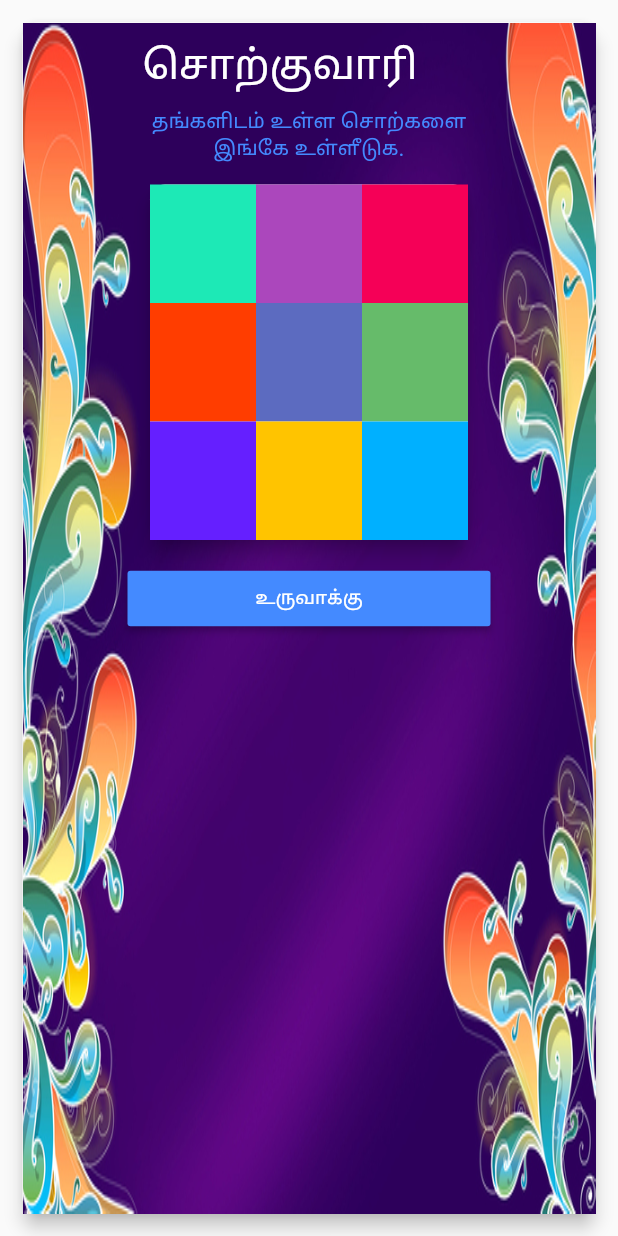
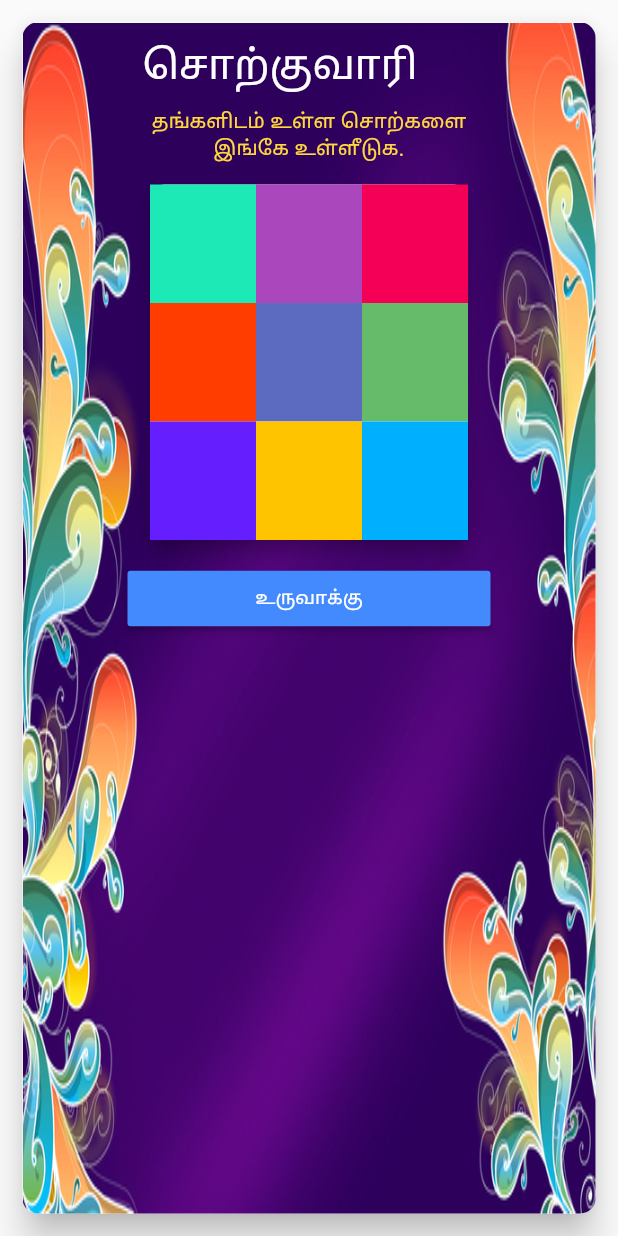
Before and after one commit to NaagAlgates/vasitionary, a Flutter app: the GameCardParentWidget widget shown alone on an empty page, opened directly, on a phone screen of 412 x 824 dp. Run offline on Flutter 3.47's test engine with Material 2 defaults, Android fonts, the light colour scheme and no system bars; our stand-ins replace share, shared_preferences; missing offline and left inert: autocomplete_textfield; accounts and stored records are empty; statements that could not run were skipped.

Commit message:
Fixed UI glitches

```diff
--- a/lib/view/game_card_parent_widget.dart
+++ b/lib/view/game_card_parent_widget.dart
@@ -22,11 +22,12 @@ class GameCardParent extends State<GameCardParentWidget> {
         shape: RoundedRectangleBorder(
           borderRadius: BorderRadius.circular(PADDING_REGULAR_10),
         ),
-        elevation: 5,
+        elevation: 10,
         margin: EdgeInsets.all(PADDING_REGULAR_15),
         color: Colors.white,
         child: Container(
             decoration: BoxDecoration(
+              borderRadius: new BorderRadius.circular(PADDING_REGULAR_10),
               image: DecorationImage(
                 image: AssetImage("assets/images/gamecard_background.jpg"),
                 fit: BoxFit.fill,
@@ -61,7 +62,7 @@ class GameCardParent extends State<GameCardParentWidget> {
                           DISPLAY_MENU_2_DESCRIPTION,
                           textAlign: TextAlign.center,
                           style: TextStyle(
-                            color: COLOR_APPBAR,
+                            color: Colors.amberAccent,
                             fontSize: FONT_SIZE_REGULAR_15,
                           ),
                         ),
```
